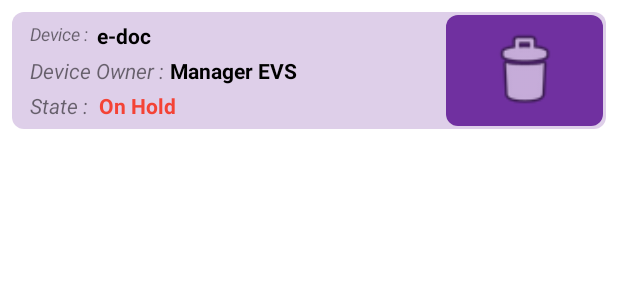
After one commit to tahajadid/ID-Device, an Android app: the layout custom_order_list.xml on its own in the app's theme, with its tools: preview values and no code run, on a phone screen of 412 x 824 dp. The commit adds this screen. Shown: the top 300 px of the screen. Run offline under Robolectric (Android 15) with nearby library versions, the phone set to English and light mode, and no system bars.

Commit message:
add Fragment of all orders

```diff
--- a/app/src/main/AndroidManifest.xml
+++ b/app/src/main/AndroidManifest.xml
@@ -5,9 +5,9 @@
     <application
         android:name=".Home"
         android:allowBackup="true"
-        android:icon="@drawable/logonum_3"
+        android:icon="@drawable/logonum_4"
         android:label="@string/app_name"
-        android:roundIcon="@drawable/logonum_3"
+        android:roundIcon="@drawable/logonum_4"
         android:supportsRtl="true"
         android:theme="@style/Theme.IDDevFire">
         <activity android:name=".ui.register.RegisterActivity"></activity>
--- a/app/src/main/java/com/example/id_dev_fire/ui/singleDevice/SingleDeviceFragment.kt
+++ b/app/src/main/java/com/example/id_dev_fire/ui/singleDevice/SingleDeviceFragment.kt
@@ -22,6 +22,7 @@ class SingleDeviceFragment : Fragment() {
 
     private var mFirestore = FirebaseFirestore.getInstance()
     private val args by navArgs<SingleDeviceFragmentArgs>()
+    private lateinit var nameToPass : String
 
     override fun onCreateView(
             inflater: LayoutInflater,
@@ -32,7 +33,7 @@ class SingleDeviceFragment : Fragment() {
         val root = inflater.inflate(R.layout.fragment_single_device, container, false)
 
         root.findViewById<TextView>(R.id.nameSingleDevice_tv).setText(args.nameDevice)
-
+        nameToPass = args.nameDevice
 
         mFirestore.collection("devices")
                 .whereEqualTo("devName",args.nameDevice)
@@ -49,9 +50,10 @@ class SingleDeviceFragment : Fragment() {
                 }.addOnFailureListener {
 
                 }
+
         root.findViewById<Button>(R.id.orderDevice_button).setOnClickListener {
 
-            val action = SingleDeviceFragmentDirections.actionNavSingleDeviceFragmentToOrderDeviceFragment()
+            val action = SingleDeviceFragmentDirections.actionNavSingleDeviceFragmentToOrderDeviceFragment(nameToPass)
             // take the id of the selected device
             it.findNavController().navigate(action)
 
--- /dev/null
+++ b/app/src/main/res/drawable/view_order.xml
@@ -0,0 +1,14 @@
+<?xml version="1.0" encoding="utf-8"?>
+<layer-list xmlns:android="http://schemas.android.com/apk/res/android">
+    <item>
+        <shape android:shape="rectangle">
+            <padding
+                android:bottom="2dp"
+                android:left="2dp"
+                android:right="2dp"
+                android:top="2dp" />
+            <solid android:color="#7030A0" />
+            <corners android:radius="8dp" />
+        </shape>
+    </item>
+</layer-list>
--- /dev/null
+++ b/app/src/main/res/layout/custom_order_list.xml
@@ -0,0 +1,126 @@
+<?xml version="1.0" encoding="utf-8"?>
+<androidx.appcompat.widget.LinearLayoutCompat xmlns:android="http://schemas.android.com/apk/res/android"
+    xmlns:app="http://schemas.android.com/apk/res-auto"
+    android:id="@+id/rowOrderLayout"
+    android:layout_width="match_parent"
+    android:layout_height="wrap_content"
+    android:layout_margin="8dp"
+    android:background="@drawable/myview">
+
+    <LinearLayout
+        android:layout_width="match_parent"
+        android:layout_height="match_parent"
+        android:orientation="horizontal"
+        android:padding="0dp">
+
+
+        <LinearLayout
+            android:layout_width="283dp"
+            android:layout_height="wrap_content"
+            android:orientation="vertical">
+
+
+            <LinearLayout
+                android:layout_width="wrap_content"
+                android:layout_height="wrap_content"
+                android:layout_marginTop="4dp"
+                android:orientation="horizontal">
+
+                <TextView
+                    android:id="@+id/nameDeviceOfOrder_label"
+                    android:layout_width="match_parent"
+                    android:layout_height="match_parent"
+                    android:layout_marginStart="10dp"
+                    android:layout_marginLeft="10dp"
+                    android:text="Device :"
+                    android:textSize="12sp"
+                    android:textStyle="italic" />
+
+                <TextView
+                    android:id="@+id/nameDeviceOfOrder_tv"
+                    android:layout_width="match_parent"
+                    android:layout_height="match_parent"
+                    android:layout_marginStart="6dp"
+                    android:layout_marginLeft="6dp"
+                    android:text="e-doc"
+                    android:textColor="#000000"
+                    android:textSize="14sp"
+                    android:textStyle="bold" />
+
+            </LinearLayout>
+
+            <LinearLayout
+                android:layout_width="wrap_content"
+                android:layout_height="match_parent"
+                android:layout_marginTop="4dp"
+                android:orientation="horizontal">
+
+                <TextView
+                    android:id="@+id/ownerDeviceOfOrder_label"
+                    android:layout_width="match_parent"
+                    android:layout_height="wrap_content"
+                    android:layout_marginStart="10dp"
+                    android:layout_marginLeft="10dp"
+                    android:text="Device Owner :"
+                    android:textSize="14sp"
+                    android:textStyle="italic" />
+
+                <TextView
+                    android:id="@+id/ownerDeviceOfOrder_tv"
+                    android:layout_width="match_parent"
+                    android:layout_height="wrap_content"
+                    android:layout_marginStart="4dp"
+                    android:layout_marginLeft="4dp"
+                    android:text="Manager EVS"
+                    android:textColor="#000000"
+                    android:textSize="14sp"
+                    android:textStyle="bold" />
+
+            </LinearLayout>
+
+            <LinearLayout
+                android:layout_width="wrap_content"
+                android:layout_height="wrap_content"
+                android:layout_marginTop="4dp"
+                android:layout_marginBottom="4dp"
+                android:orientation="horizontal">
+
+                <TextView
+                    android:id="@+id/stateOrder_label"
+                    android:layout_width="44dp"
+                    android:layout_height="wrap_content"
+                    android:layout_marginStart="10dp"
+                    android:layout_marginLeft="10dp"
+                    android:text="State :"
+                    android:textSize="14sp"
+                    android:textStyle="italic" />
+
+                <TextView
+                    android:id="@+id/stateOrder_tv"
+                    android:layout_width="98dp"
+                    android:layout_height="match_parent"
+                    android:paddingLeft="2dp"
+                    android:text="On Hold"
+                    android:textColor="#F44336"
+                    android:textSize="14sp"
+                    android:textStyle="bold" />
+
+            </LinearLayout>
+
+
+        </LinearLayout>
+
+        <ImageView
+            android:id="@+id/imageView_device"
+            android:layout_width="match_parent"
+            android:layout_height="match_parent"
+            android:layout_gravity="center"
+            android:layout_marginStart="4dp"
+            android:layout_marginLeft="4dp"
+            android:padding="8dp"
+            android:background="@drawable/view_order"
+            app:srcCompat="@android:drawable/ic_menu_delete" />
+
+    </LinearLayout>
+
+</androidx.appcompat.widget.LinearLayoutCompat>
--- a/app/src/main/res/layout/fragment_add_device.xml
+++ b/app/src/main/res/layout/fragment_add_device.xml
@@ -22,7 +22,7 @@
             android:ems="10"
             android:hint="Device name"
             android:inputType="textPersonName"
-            android:textColorHint="#9C27B0" />
+            android:textColorHint="#7030A0" />
 
         <EditText
             android:id="@+id/deviceVersion_et"
--- a/app/src/main/res/navigation/mobile_navigation.xml
+++ b/app/src/main/res/navigation/mobile_navigation.xml
@@ -94,5 +94,8 @@
         <action
             android:id="@+id/action_nav_orderDeviceFragment_to_nav_orders"
             app:destination="@id/nav_orders" />
+        <argument
+            android:name="deviceNameForOrder"
+            app:argType="string" />
     </fragment>
 </navigation>
```
Also changed, not shown: app/src/main/java/com/example/id_dev_fire/firestoreClass/FirestoreClass.kt (+24 -0 lines), app/src/main/java/com/example/id_dev_fire/model/Order.kt (+43 -8 lines), app/src/main/java/com/example/id_dev_fire/ui/OrderDevice/OrderDeviceFragment.kt (+95 -7 lines), app/src/main/java/com/example/id_dev_fire/ui/orders/ListOrdersAdapter.kt (added, +40 -0 lines), app/src/main/java/com/example/id_dev_fire/ui/orders/OrdersFragment.kt (+36 -4 lines), app/src/main/java/com/example/id_dev_fire/ui/orders/OrdersViewModel.kt (+39 -4 lines), app/src/main/res/layout/fragment_order_device.xml (+64 -54 lines), app/src/main/res/layout/fragment_orders.xml (+8 -10 lines), app/src/main/res/layout/fragment_single_device.xml (+10 -11 lines).
